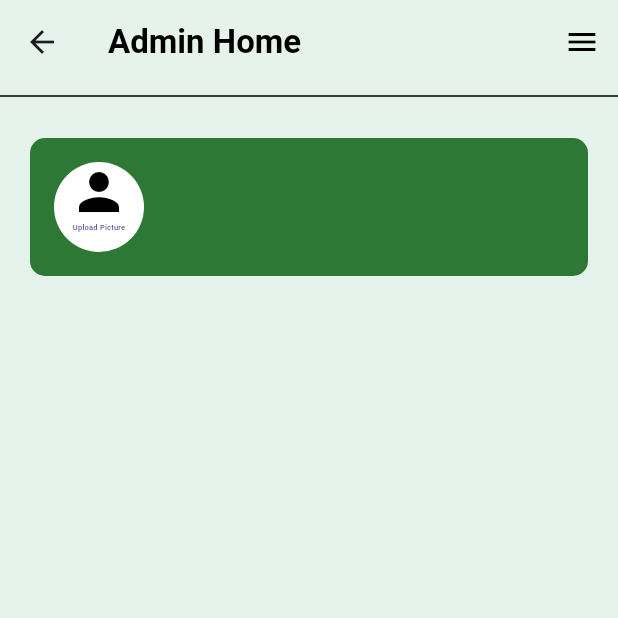
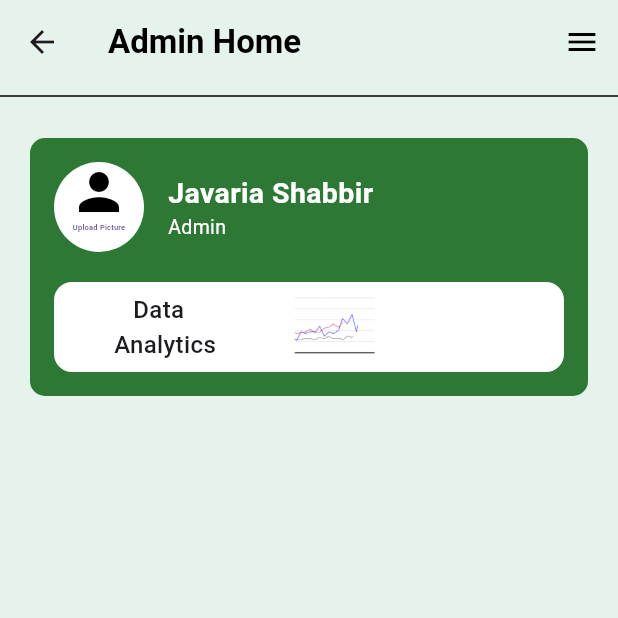
Before and after one commit to Javaria-Shabbir24/SmartWasteManagementSystem-AdminPortal, a Flutter app: the screen it shows after launch, after a tap on "Go to Admin Page", on a phone screen of 412 x 824 dp, the top half of it. Run offline on Flutter 3.47's test engine with Material 3 defaults, Android fonts, the phone set to English and light mode, and no system bars.

Commit message:
admin dashboard completed

```diff
--- a/lib/admin.dart
+++ b/lib/admin.dart
@@ -1,5 +1,6 @@
 import 'package:flutter/material.dart';
 import 'admin_profile_section.dart';//importing the profile section
+import 'admin_grid_section.dart';
 
 class Admin extends StatelessWidget {
   @override
@@ -29,6 +30,7 @@ class Admin extends StatelessWidget {
               thickness: 1,
             ),
           adminprofilesection(), // profile section called
+          AdminGridSection(),
           ],
         ),
       ),
--- /dev/null
+++ b/lib/admin_grid_section.dart
@@ -0,0 +1,11 @@
+import 'package:flutter/material.dart';
+
+class AdminGridSection extends StatelessWidget {
+  const AdminGridSection({super.key});
+
+  @override
+  Widget build(BuildContext context) {
+    return Container(
+    );
+  }
+}
--- a/lib/admin_profile_section.dart
+++ b/lib/admin_profile_section.dart
@@ -4,37 +4,85 @@ class adminprofilesection extends StatelessWidget {
   @override
   Widget build(BuildContext context) {
     return Container(
-        margin: EdgeInsets.all(20),
-        padding: EdgeInsets.all(16),
-        //structure of the container
+      margin: const EdgeInsets.all(20),
+      padding: const EdgeInsets.all(16),
       decoration: BoxDecoration(
-          color: Color(0xFF2E7835),
+        color:const  Color(0xFF2E7835),
         borderRadius: BorderRadius.circular(10),
       ),
-        child: const Column(
+      child: Column(
         crossAxisAlignment: CrossAxisAlignment.start,
         children: [
-            Row(
+          const Row(
             children: [
-                //Circle portion for profile picture
+              // Circle avatar for profile picture
               CircleAvatar(
                 radius: 30,
                 backgroundColor: Colors.white,
                 child: Column(
-                    children:[
+                  children: [
                     Icon(
-                    Icons.person, size: 40,color: Colors.black,
+                      Icons.person,
+                      size: 40,
+                      color: Colors.black,
                     ),
-                   Text('Upload Picture',
+                    Text(
+                      'Upload Picture',
                       style: TextStyle(
                         fontSize: 5,
-                   ),),
+                      ),
+                    ),
+                  ],
+                ),
+              ),
+              SizedBox(width: 16),
+              Column(
+                crossAxisAlignment: CrossAxisAlignment.start,
+                children: [
+                  Text(
+                    'Javaria Shabbir',
+                    style: TextStyle(
+                      color: Colors.white,
+                      fontSize: 19,
+                      fontWeight: FontWeight.bold,
+                    ),
+                  ),
+                  Text(
+                    'Admin',
+                    style: TextStyle(
+                      fontSize: 13,
+                      color: Colors.white,
+                    ),
+                  ),
+                ],
+              )
+            ],
+          ),
+
+          const SizedBox(height: 20),
+          // Data Analytics Portion
+          Container(
+            padding: const EdgeInsets.only(left: 40, top: 7, bottom: 7),
+            decoration: BoxDecoration(
+              color: Colors.white,
+              borderRadius: BorderRadius.circular(12),
+
+            ),
+            child:const Row(
+              mainAxisAlignment: MainAxisAlignment.start,
+              children: [
+                Text('   Data \nAnalytics',
+                style: TextStyle(
+                  fontSize: 16,
+                  fontWeight: FontWeight.w500,
+                ),
+                ),
+                Image(image: AssetImage('assets/graph.png'),
+                height: 40,
+                width: 160,),
 
               ],
             ),
-
-                ),
-               ],
           ),
         ],
       ),
```
Also changed, not shown: pubspec.yaml (+3 -5 lines), assets/graph.png (added). Lines whose indentation alone changed are shown as unchanged.
